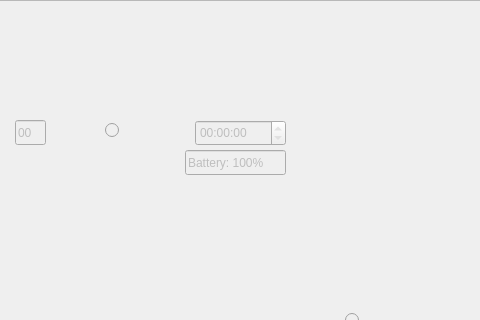
Before: the Qt Designer form src/aed-sim/mainwindow.ui in zachtes13/comp3004_aed-sim, drawn with Qt 5; both pictures show x 375 to 855 and y 0 to 320 of the 961 by 775 pixel window.
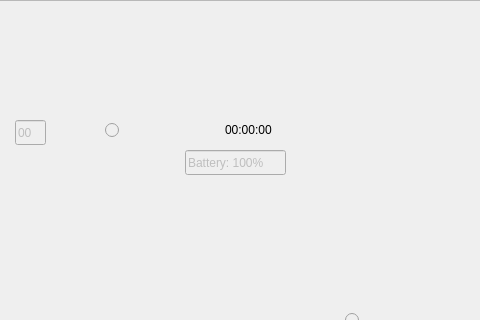
After: the same form once the commit is applied.

Commit message: Add elapsed timer display to AED

What changed in the file:
```diff
--- a/src/aed-sim/mainwindow.ui
+++ b/src/aed-sim/mainwindow.ui
@@ -101,22 +101,6 @@
       </rect>
      </property>
     </widget>
-    <widget class="QTimeEdit" name="time">
-     <property name="enabled">
-      <bool>false</bool>
-     </property>
-     <property name="geometry">
-      <rect>
-       <x>560</x>
-       <y>120</y>
-       <width>91</width>
-       <height>26</height>
-      </rect>
-     </property>
-     <property name="readOnly">
-      <bool>true</bool>
-     </property>
-    </widget>
     <widget class="QRadioButton" name="connectDevice">
      <property name="enabled">
       <bool>false</bool>
@@ -489,6 +473,19 @@
       <string/>
      </property>
     </widget>
+    <widget class="QLabel" name="elapsedTimeDisplay">
+     <property name="geometry">
+      <rect>
+       <x>590</x>
+       <y>120</y>
+       <width>61</width>
+       <height>20</height>
+      </rect>
+     </property>
+     <property name="text">
+      <string>00:00:00</string>
+     </property>
+    </widget>
    </widget>
    <widget class="QTextBrowser" name="statusDisplay">
     <property name="geometry">
```
The commit also changes 2 other files.
